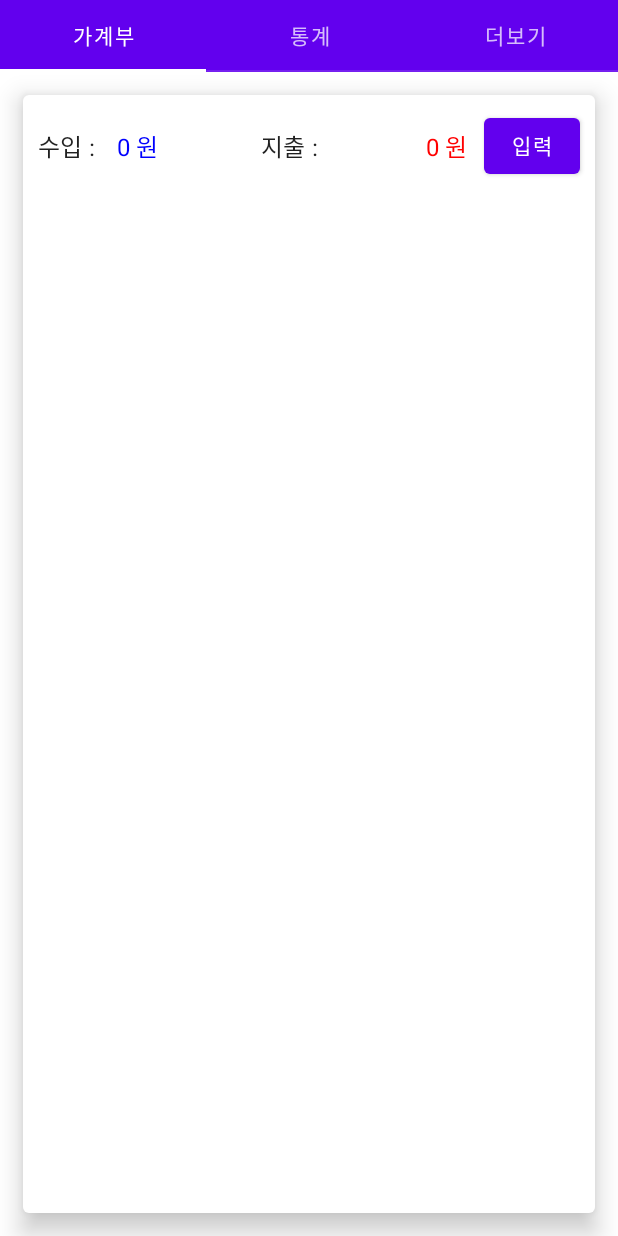
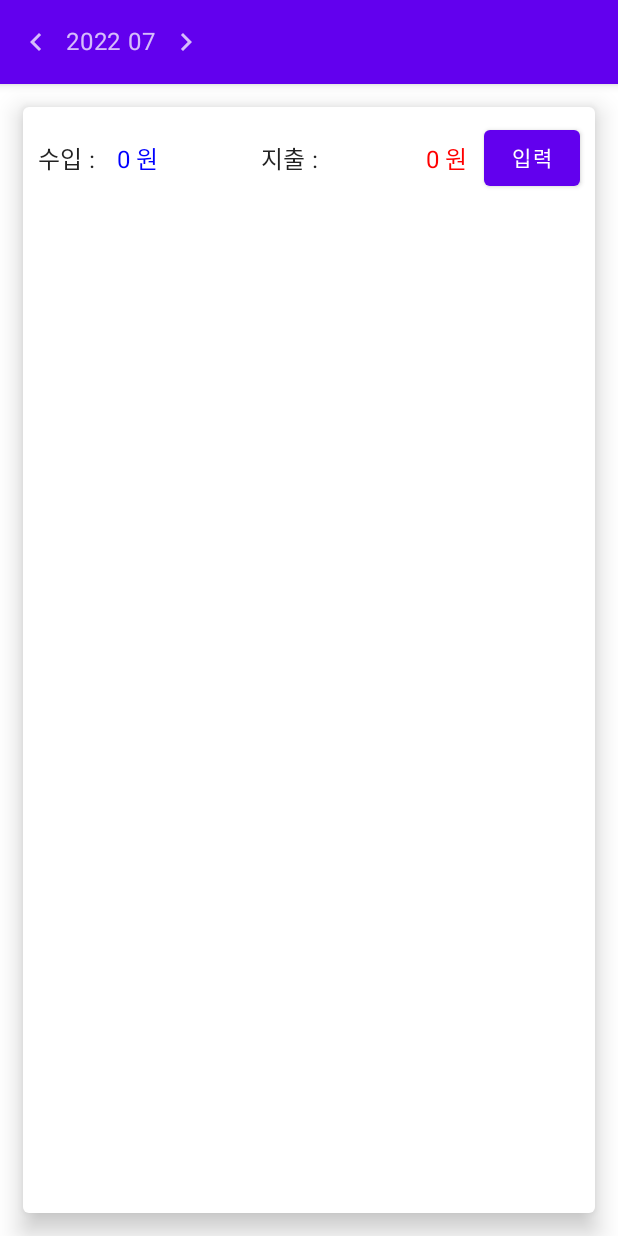
Before and after one commit to Xihoon/accountBook, an Android app built with Jetpack Compose: the screen it shows after launch (MainActivity), on a phone screen of 412 x 824 dp. Run offline under Robolectric (Android 15) with nearby library versions, the phone set to English and light mode, and no system bars; our stand-ins replace Firebase (no records; nobody signed in at launch, a user with empty details on screens opened directly), accompanist.

Commit message:
Add pager for sorting by month

```diff
--- a/app/src/main/java/com/xihoon/moneynote/MainActivity.kt
+++ b/app/src/main/java/com/xihoon/moneynote/MainActivity.kt
@@ -10,6 +10,7 @@ import androidx.compose.material.Surface
 import androidx.compose.ui.Modifier
 import com.google.accompanist.pager.ExperimentalPagerApi
 import com.xihoon.moneynote.ui.MainUi
+import com.xihoon.moneynote.ui.Utils
 import com.xihoon.moneynote.ui.theme.MoneyNoteTheme
 import com.xihoon.moneynote.viewmodel.MainViewModel
 
@@ -21,10 +22,12 @@ class MainActivity : ComponentActivity() {
         super.onCreate(savedInstanceState)
         setContent {
             MoneyNoteTheme {
+                logger.info { "MoneyNoteTheme" }
                 Surface(
                     modifier = Modifier.fillMaxSize(),
                     color = MaterialTheme.colors.background
                 ) {
+                    logger.info { "Surface" }
                     MainUi(viewModel)
                 }
             }
--- a/app/src/main/java/com/xihoon/moneynote/repository/Repository.kt
+++ b/app/src/main/java/com/xihoon/moneynote/repository/Repository.kt
@@ -13,9 +13,14 @@ import com.xihoon.moneynote.ui.source.UseItem
 import kotlinx.coroutines.CoroutineScope
 import kotlinx.coroutines.Dispatchers
 import kotlinx.coroutines.SupervisorJob
+import kotlinx.coroutines.channels.awaitClose
+import kotlinx.coroutines.flow.Flow
 import kotlinx.coroutines.flow.MutableSharedFlow
+import kotlinx.coroutines.flow.callbackFlow
 import kotlinx.coroutines.flow.map
 import kotlinx.coroutines.launch
+import java.text.SimpleDateFormat
+import java.util.*
 
 class Repository {
     private val database = Firebase.database
@@ -97,9 +102,7 @@ class Repository {
             override fun onCancelled(error: DatabaseError) {
                 logger.info { "onCancelled: $error" }
             }
-
         })
-
 
         myRef.addValueEventListener(object : ValueEventListener {
             override fun onDataChange(snapshot: DataSnapshot) {
@@ -113,6 +116,39 @@ class Repository {
             }
 
         })
+    }
+
+    fun getItems(from: Long, to: Long): Flow<List<UseItem>> {
+        return callbackFlow {
+            val listener = object : ValueEventListener {
+                override fun onDataChange(snapshot: DataSnapshot) {
+                    scope.launch {
+                        logger.info { "getItems snapshot:$snapshot" }
+                        val list: List<UseItem> = snapshot.children.mapNotNull {
+                            val key = it.key
+                            val use = it.getValue(object : GenericTypeIndicator<Use>() {})
+                            key ?: return@mapNotNull null
+                            use ?: return@mapNotNull null
+                            UseItem(key, use)
+
+                        }
+                        logger.info { "getItems from:$from to:$to list:${list.size}" }
+                        send(list)
+                    }
+                }
+
+                override fun onCancelled(error: DatabaseError) {
+                    logger.info { "onCancelled: $error" }
+                }
+            }
+            val useRef = myRef.child(PATH_USE)
+            val formatter = SimpleDateFormat("yyyy MM dd HH:mm:ss", Locale.getDefault())
+            logger.info { "getItem from:${formatter.format(Date(from))} to:${formatter.format(Date(to))}" }
+            val query = useRef.orderByChild("time").startAt(from.toDouble(), "time")
+                .endAt(to.toDouble(), "time")
+            query.addValueEventListener(listener)
+            awaitClose { query.removeEventListener(listener) }
+        }
     }
 
     suspend fun addAssetsType(type: String) {
--- a/app/src/main/java/com/xihoon/moneynote/ui/LoadingUi.kt
+++ b/app/src/main/java/com/xihoon/moneynote/ui/LoadingUi.kt
@@ -14,6 +14,7 @@ import androidx.compose.ui.graphics.RectangleShape
 import androidx.compose.ui.tooling.preview.Preview
 import androidx.compose.ui.unit.dp
 import androidx.compose.ui.unit.sp
+import com.xihoon.moneynote.ui.Utils.logger
 import com.xihoon.moneynote.ui.theme.MoneyNoteTheme
 import com.xihoon.moneynote.viewmodel.MainViewModel
 import kotlinx.coroutines.CoroutineScope
@@ -21,12 +22,14 @@ import kotlinx.coroutines.Dispatchers
 
 @Composable
 fun LoadingUi() {
+    logger.info { "LoadingUi"}
     Box(
         modifier = Modifier
             .fillMaxSize()
             .background(color = MaterialTheme.colors.primarySurface, shape = RectangleShape),
         contentAlignment = Alignment.Center
     ) {
+        logger.info { "LoadingUi box"}
         Text(
             text = "Loading...",
             modifier = Modifier.wrapContentSize(),
--- a/app/src/main/java/com/xihoon/moneynote/ui/MainUi.kt
+++ b/app/src/main/java/com/xihoon/moneynote/ui/MainUi.kt
@@ -1,26 +1,24 @@
 package com.xihoon.moneynote.ui
 
-import android.annotation.SuppressLint
 import androidx.compose.runtime.Composable
+import androidx.compose.runtime.LaunchedEffect
 import androidx.compose.runtime.mutableStateOf
 import androidx.compose.runtime.remember
-import androidx.compose.ui.platform.LocalLifecycleOwner
-import androidx.lifecycle.lifecycleScope
-import com.google.accompanist.pager.ExperimentalPagerApi
+import com.xihoon.moneynote.ui.assets.AssetsPagerUi
 import com.xihoon.moneynote.viewmodel.MainViewModel
-import kotlinx.coroutines.launch
 
-@SuppressLint("CoroutineCreationDuringComposition")
-@OptIn(ExperimentalPagerApi::class)
 @Composable
 fun MainUi(viewModel: MainViewModel) {
-    var isLogin = remember { mutableStateOf(false) }
-    LocalLifecycleOwner.current.lifecycleScope.launch {
+    Utils.logger.info { "MainUi" }
+    val isLogin = remember { mutableStateOf(false) }
+    if (isLogin.value) {
+        Utils.logger.info { "TextTabsUi call" }
+        AssetsPagerUi(viewModel)
+    } else {
+        Utils.logger.info { "LoadingUi call" }
+        LoadingUi()
+    }
+    LaunchedEffect(key1 = isLogin) {
         isLogin.value = true
     }
-    if (isLogin.value) {
-        TextTabsUi(viewModel)
-    } else {
-        LoadingUi()
-    }
 }
--- a/app/src/main/java/com/xihoon/moneynote/ui/TextTabs.kt
+++ /dev/null
@@ -1,96 +0,0 @@
-package com.xihoon.moneynote.ui
-
-import android.annotation.SuppressLint
-import androidx.compose.foundation.border
-import androidx.compose.foundation.layout.Column
-import androidx.compose.foundation.layout.height
-import androidx.compose.foundation.layout.width
-import androidx.compose.material.Tab
-import androidx.compose.material.TabRow
-import androidx.compose.material.Text
-import androidx.compose.runtime.Composable
-import androidx.compose.runtime.rememberCoroutineScope
-import androidx.compose.ui.Modifier
-import androidx.compose.ui.graphics.Color
-import androidx.compose.ui.tooling.preview.Preview
-import androidx.compose.ui.unit.dp
-import com.google.accompanist.pager.ExperimentalPagerApi
-import com.google.accompanist.pager.HorizontalPager
-import com.google.accompanist.pager.rememberPagerState
-import com.xihoon.moneynote.Logger
-import com.xihoon.moneynote.ui.assets.AssetsMain
-import com.xihoon.moneynote.ui.theme.MoneyNoteTheme
-import com.xihoon.moneynote.viewmodel.MainViewModel
-import kotlinx.coroutines.launch
-
-@SuppressLint("FlowOperatorInvokedInComposition")
-@ExperimentalPagerApi
-@Composable
-fun TextTabsUi(viewModel: MainViewModel) {
-    val tabData = listOf(
-        "가계부",
-        "통계",
-        "더보기",
-    )
-    val pagerState = rememberPagerState(
-        pageCount = tabData.size,
-        initialOffscreenLimit = 2,
-        infiniteLoop = true,
-        initialPage = 0,
-    )
-    val tabIndex = pagerState.currentPage
-    val coroutineScope = rememberCoroutineScope()
-
-    Column {
-        TabRow(selectedTabIndex = tabIndex) {
-            tabData.forEachIndexed { index, text ->
-                Tab(
-                    selected = tabIndex == index,
-                    onClick = {
-                        coroutineScope.launch {
-                            pagerState.animateScrollToPage(index)
-                        }
-                    },
-                    text = { Text(text = text) }
-                )
-            }
-        }
-
-        HorizontalPager(
-            state = pagerState
-        ) { index ->
-            when (index) {
-                0 -> {
-                    AssetsMain(viewModel)
-                }
-                1 -> {
-
-                }
-                2 -> {
-
-                }
-            }
-        }
-    }
-}
-
-@Composable
-fun Content(msg: String) {
-    Logger().info { "greeting message $msg" }
-    Text(
-        text = msg,
-        Modifier
-            .border(2.dp, Color.Black)
-            .width(200.dp)
-            .height(50.dp)
-    )
-}
-
-@OptIn(ExperimentalPagerApi::class)
-@Preview(showBackground = true)
-@Composable
-fun TabUiPreview() {
-    MoneyNoteTheme {
-        TextTabsUi(MainViewModel())
-    }
-}
--- a/app/src/main/java/com/xihoon/moneynote/ui/assets/AssetsMain.kt
+++ b/app/src/main/java/com/xihoon/moneynote/ui/assets/AssetsMain.kt
@@ -10,14 +10,14 @@ import com.xihoon.moneynote.ui.assets.detail.DetailUi
 import com.xihoon.moneynote.viewmodel.MainViewModel
 
 @Composable
-fun AssetsMain(viewModel: MainViewModel) {
-    logger.info { "AccountMain" }
+fun AssetsMain(viewModel: MainViewModel, pos: Int) {
+    logger.info { "AccountMain pos:$pos" }
     val navController = rememberNavController()
     NavHost(navController = navController, startDestination = MAIN) {
         logger.info { "NavHost" }
         composable(MAIN) {
             logger.info { "navControl main Ui" }
-            AssetsUi(viewModel, navController)
+            AssetsUi(viewModel, navController, pos)
         }
 
         composable("${DETAIL}/{useKey}") { backStackEntry ->
--- /dev/null
+++ b/app/src/main/java/com/xihoon/moneynote/ui/assets/AssetsPager.kt
@@ -0,0 +1,90 @@
+package com.xihoon.moneynote.ui.assets
+
+import androidx.compose.foundation.layout.Row
+import androidx.compose.foundation.layout.fillMaxSize
+import androidx.compose.foundation.layout.size
+import androidx.compose.material.*
+import androidx.compose.material.icons.Icons
+import androidx.compose.material.icons.filled.KeyboardArrowLeft
+import androidx.compose.material.icons.filled.KeyboardArrowRight
+import androidx.compose.runtime.Composable
+import androidx.compose.runtime.mutableStateOf
+import androidx.compose.runtime.remember
+import androidx.compose.runtime.rememberCoroutineScope
+import androidx.compose.ui.Alignment
+import androidx.compose.ui.Modifier
+import androidx.compose.ui.tooling.preview.Preview
+import androidx.compose.ui.unit.dp
+import com.google.accompanist.pager.ExperimentalPagerApi
+import com.google.accompanist.pager.HorizontalPager
+import com.google.accompanist.pager.rememberPagerState
+import com.xihoon.moneynote.ui.Utils.logger
+import com.xihoon.moneynote.ui.theme.MoneyNoteTheme
+import com.xihoon.moneynote.viewmodel.MainViewModel
+import kotlinx.coroutines.launch
+import java.text.SimpleDateFormat
+import java.util.*
+
+private const val COUNT = Int.MAX_VALUE / 2
+private const val CURRENT = Int.MAX_VALUE / 2 / 2
+
+@OptIn(ExperimentalPagerApi::class)
+@Composable
+fun AssetsPagerUi(viewModel: MainViewModel) {
+    logger.info { "TextTabsUi" }
+    val formatter = SimpleDateFormat("yyyy MM", Locale.getDefault())
+    val pagerState = rememberPagerState(initialPage = CURRENT)
+    val coroutineScope = rememberCoroutineScope()
+
+    Scaffold(
+        topBar = {
+            TopAppBar {
+                logger.info { "TopAppBar" }
+                Row(verticalAlignment = Alignment.CenterVertically) {
+                    logger.info { "TopAppBar row" }
+                    IconButton(
+                        onClick = {
+                            coroutineScope.launch {
+                                pagerState.animateScrollToPage(pagerState.currentPage - 1)
+                            }
+                        },
+                        modifier = Modifier.size(40.dp)
+                    ) {
+                        Icon(Icons.Default.KeyboardArrowLeft, contentDescription = "이전")
+                    }
+                    val calendar = Calendar.getInstance()
+                    calendar.add(Calendar.MONTH, pagerState.currentPage - CURRENT)
+                    Text(formatter.format(calendar.time))
+                    IconButton(
+                        onClick = {
+                            coroutineScope.launch {
+                                pagerState.animateScrollToPage(pagerState.currentPage + 1)
+                            }
+                        },
+                        modifier = Modifier.size(40.dp)
+                    ) {
+                        Icon(Icons.Default.KeyboardArrowRight, contentDescription = "다음")
+                    }
+                }
+            }
+        }
+    ) {
+        HorizontalPager(
+            count = COUNT,
+            modifier = Modifier.fillMaxSize(),
+            state = pagerState
+        ) { index ->
+            logger.info { "tab index:$index" }
+            val pos = index - CURRENT
+            AssetsMain(viewModel, pos)
+        }
+    }
+}
+
+@Preview(showBackground = true)
+@Composable
+fun TabUiPreview() {
+    MoneyNoteTheme {
+        AssetsPagerUi(MainViewModel())
+    }
+}
--- a/app/src/main/java/com/xihoon/moneynote/ui/assets/AssetsUi.kt
+++ b/app/src/main/java/com/xihoon/moneynote/ui/assets/AssetsUi.kt
@@ -16,11 +16,25 @@ import com.xihoon.moneynote.ui.assets.expenses.ExpensesUi
 import com.xihoon.moneynote.ui.composable.collectAsStateLifecycleAware
 import com.xihoon.moneynote.ui.theme.MoneyNoteTheme
 import com.xihoon.moneynote.viewmodel.MainViewModel
+import java.util.*
 
 @Composable
-fun AssetsUi(viewModel: MainViewModel, navController: NavController) {
+fun AssetsUi(viewModel: MainViewModel, navController: NavController, pos: Int) {
     val openExpense = remember { mutableStateOf(false) }
-    val useList = viewModel.useList.collectAsStateLifecycleAware(initial = emptyList())
+    val from = Calendar.getInstance()
+    from.add(Calendar.MONTH, pos)
+    from.set(Calendar.DATE, 1)
+    from.set(Calendar.HOUR_OF_DAY, 0)
+    from.set(Calendar.MINUTE, 0)
+    from.set(Calendar.SECOND, 0)
+    val to = Calendar.getInstance()
+    to.add(Calendar.MONTH, pos + 1)
+    to.set(Calendar.DATE, 0)
+    to.set(Calendar.HOUR_OF_DAY, 23)
+    to.set(Calendar.MINUTE, 59)
+    from.set(Calendar.SECOND, 59)
+    val useList = viewModel.getItems(from.time.time, to.time.time)
+        .collectAsStateLifecycleAware(initial = emptyList())
     Card(
         modifier = Modifier
             .fillMaxSize()
@@ -47,7 +61,7 @@ fun AssetsUi(viewModel: MainViewModel, navController: NavController) {
 @Composable
 fun AssetsUiPreview() {
     MoneyNoteTheme {
-        AssetsUi(MainViewModel(), rememberNavController())
+        AssetsUi(MainViewModel(), rememberNavController(), 0)
     }
 }
 
@@ -55,6 +69,6 @@ fun AssetsUiPreview() {
 @Composable
 fun AssetsNightUiPreview() {
     MoneyNoteTheme {
-        AssetsUi(MainViewModel(), rememberNavController())
+        AssetsUi(MainViewModel(), rememberNavController(), 0)
     }
 }
--- a/app/src/main/java/com/xihoon/moneynote/viewmodel/MainViewModel.kt
+++ b/app/src/main/java/com/xihoon/moneynote/viewmodel/MainViewModel.kt
@@ -30,6 +30,10 @@ class MainViewModel : ViewModel() {
     }
 
     val useList by lazy { repository.useItems }
+    fun getItems(from: Long, to: Long): Flow<List<UseItem>> {
+        return repository.getItems(from, to)
+    }
+
     fun getItemFlow(useKey: String): Flow<UseItem?> {
         return useList.map {
             it?.find { item -> item.key == useKey }
```
